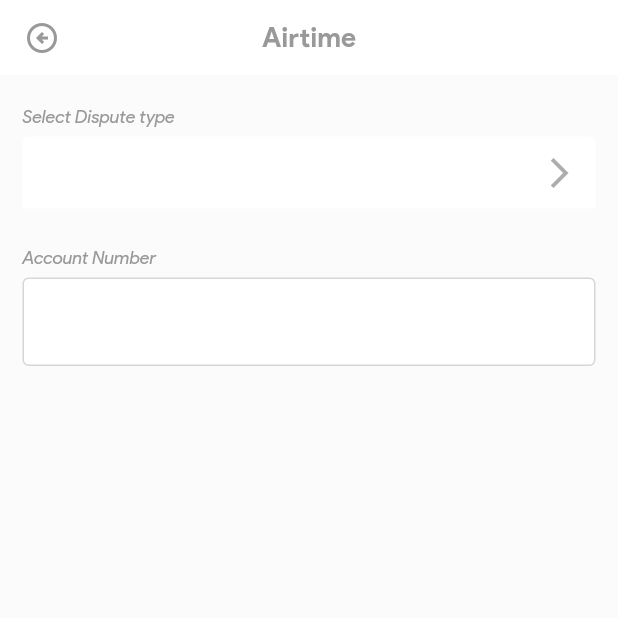
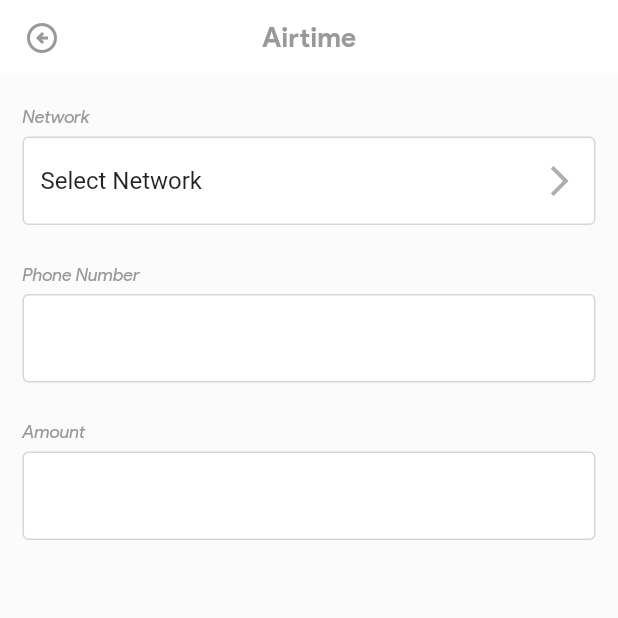
Before and after one commit to Achufam24/paylony-pos, a Flutter app: the AirtimeScreen screen opened by its route, after a tap on "Airtime", on a phone screen of 412 x 824 dp, the top half of it. Run offline on Flutter 3.47's test engine with Material 2 defaults, Android fonts, the phone set to English and light mode, and no system bars; our stand-ins replace dio, flutter_screenutil, flutter_secure_storage, flutter_svg, gap, get_it and 3 more; missing offline and left inert: flutter_animated_loadingkit, otp_pin_field; accounts and stored records are empty.

```diff
--- a/lib/app/views/widgets/app_bar_two.dart
+++ b/lib/app/views/widgets/app_bar_two.dart
@@ -18,6 +18,7 @@ class PaylonyAppBarTwo extends StatelessWidget implements PreferredSizeWidget {
   @override
   Widget build(BuildContext context) {
     return AppBar(
+      automaticallyImplyLeading: false,
       // backgroundColor: AppColors.,
       leading: TouchableOpacity(
         onTap: () => Navigator.pop(context),
--- a/lib/core/navigators/route_names.dart
+++ b/lib/core/navigators/route_names.dart
@@ -8,4 +8,6 @@ class Routes {
    static const String cardWithdrawal = '/cardwithdrawal';
    static const String depositScreen = '/deposit';
    static const String airtime = '/airtime';
+   static const String billPayment = '/billPayment';
+   static const String balanceEnquiry = '/balanceEnquiry';
 }
--- a/lib/core/navigators/router.dart
+++ b/lib/core/navigators/router.dart
@@ -2,6 +2,8 @@ import 'package:flutter/material.dart';
 import 'package:paylony_pos/core/navigators/navigator.dart';
 import 'package:paylony_pos/features/airtime/screens/airtimeScreen.dart';
 import 'package:paylony_pos/features/auth/pages/login.dart';
+import 'package:paylony_pos/features/balanceEnquiry/screens/balanceEnquirry.screen.dart';
+import 'package:paylony_pos/features/billsPayment/screens/billsPaymentScreen.dart';
 import 'package:paylony_pos/features/deposit/stl/depositScreen.dart';
 import 'package:paylony_pos/features/home/screens/dashbaord.dart';
 import 'package:paylony_pos/features/onboarding/pages/splash.dart';
@@ -33,6 +35,12 @@ Route<dynamic> generateRoute(RouteSettings settings) {
     case Routes.airtime:
       return _getPageRoute(
           routeName: settings.name, viewToShow: const AirtimeScreen());
+    case Routes.billPayment:
+      return _getPageRoute(
+          routeName: settings.name, viewToShow: const BillsPaymentScreen());
+    case Routes.balanceEnquiry:
+      return _getPageRoute(
+          routeName: settings.name, viewToShow: const BalanceEnquiryScreen());
     // case Routes.authenticate:
     //   return _getPageRoute(
     //       routeName: settings.name, viewToShow: Authenticate());
--- a/lib/features/airtime/screens/airtimeForm.screen.dart
+++ b/lib/features/airtime/screens/airtimeForm.screen.dart
@@ -5,8 +5,21 @@ import 'package:paylony_pos/app/styles/styles.dart';
 import 'package:paylony_pos/app/views/widgets/widgets.dart';
 import 'package:paylony_pos/core/constants/textfield.dart';
 
-class SelectAirtime extends StatelessWidget {
+class SelectAirtime extends StatefulWidget {
   const SelectAirtime({super.key});
+
+  @override
+  State<SelectAirtime> createState() => _SelectAirtimeState();
+}
+
+class _SelectAirtimeState extends State<SelectAirtime> {
+  final _networkController = TextEditingController();
+
+  @override
+  void initState() {
+    super.initState();
+    _networkController.text = "Select Network";
+  }
 
   @override
   Widget build(BuildContext context) {
@@ -19,10 +32,11 @@ class SelectAirtime extends StatelessWidget {
             child: Column(
               crossAxisAlignment: CrossAxisAlignment.start,
               children: [
-                TextSemiBold("Select Dispute type", fontSize: 12, fontWeight: FontWeight.w400, color: AppColors.primaryGrey,),
+                TextSemiBold("Network", fontSize: 12, fontWeight: FontWeight.w400, color: AppColors.primaryGrey,),
                 const Gap(6),
                 TextFormField(
-                  enabled: false,
+                  controller: _networkController,
+                  // enabled: false,
                   decoration: textInputDecoration.copyWith(
                     fillColor: AppColors.white,
                     suffixIcon: IconButton(onPressed:() {
@@ -36,7 +50,20 @@ class SelectAirtime extends StatelessWidget {
                   ),
                 ),
                 const Gap(25),
-                 TextSemiBold("Account Number", fontSize: 12, fontWeight: FontWeight.w400, color: AppColors.primaryGrey,),
+                 TextSemiBold("Phone Number", fontSize: 12, fontWeight: FontWeight.w400, color: AppColors.primaryGrey,),
+                const Gap(6),
+                TextFormField(
+                  decoration: textInputDecoration.copyWith(
+                    fillColor: AppColors.white,
+                    enabledBorder:  OutlineInputBorder(
+                      borderSide: BorderSide(
+                        color: AppColors.primaryGrey.withOpacity(0.4)
+                      )
+                    )
+                  ),
+                ),
+                 const Gap(25),
+                 TextSemiBold("Amount", fontSize: 12, fontWeight: FontWeight.w400, color: AppColors.primaryGrey,),
                 const Gap(6),
                 TextFormField(
                   decoration: textInputDecoration.copyWith(
--- a/lib/features/home/screens/dashbaord.dart
+++ b/lib/features/home/screens/dashbaord.dart
@@ -24,10 +24,10 @@ class _DashboardScreenState extends State<DashboardScreen> {
     ButtonModel(icon: AppAsset.card, text: "Withdrawal", link: "/withdrawal"),
     ButtonModel(icon: AppAsset.wallet, text: "Deposit", link: "/deposit"),
     ButtonModel(icon: AppAsset.phone, text: "Airtime/Data", link: "/airtime"),
-    ButtonModel(icon: AppAsset.bill, text: "Bill Payments", link: "/pos"),
+    ButtonModel(icon: AppAsset.bill, text: "Bill Payments", link: "/billPayment"),
     ButtonModel(icon: AppAsset.stats, text: "Card Transfer", link: "/pos"),
     ButtonModel(icon: AppAsset.arrow, text: "Transactions", link: "/airtime"),
-    ButtonModel(icon: AppAsset.balance, text: "Balance Inquiry", link: "/data"),
+    ButtonModel(icon: AppAsset.balance, text: "Balance Inquiry", link: "/balanceEnquiry"),
     ButtonModel(icon: AppAsset.info, text: "Daily Report", link: "/billPayment"),
     ButtonModel(icon: AppAsset.message, text: "Dispute", link: "/billPayment"),
     ButtonModel(icon: AppAsset.profile, text: "My Account", link: "/billPayment"),
```
Also changed, not shown: lib/features/balanceEnquiry/screens/balanceEnquirry.screen.dart (added, +70 -0 lines), lib/features/billsPayment/screens/billsPaymentScreen.dart (added, +116 -0 lines).
